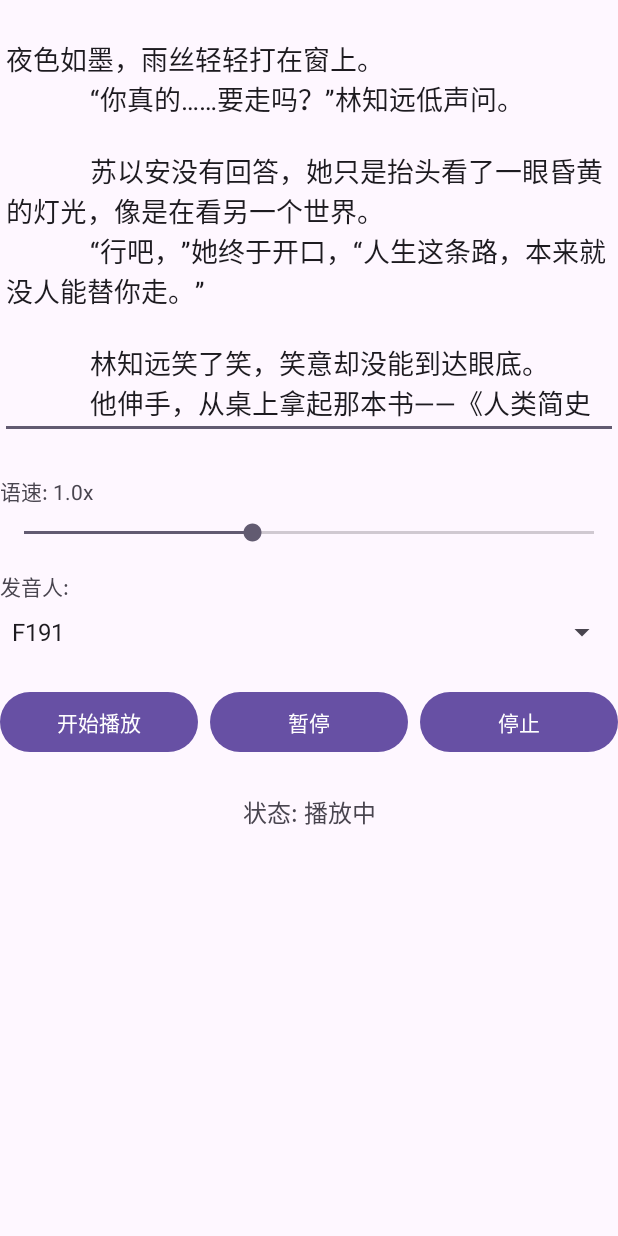
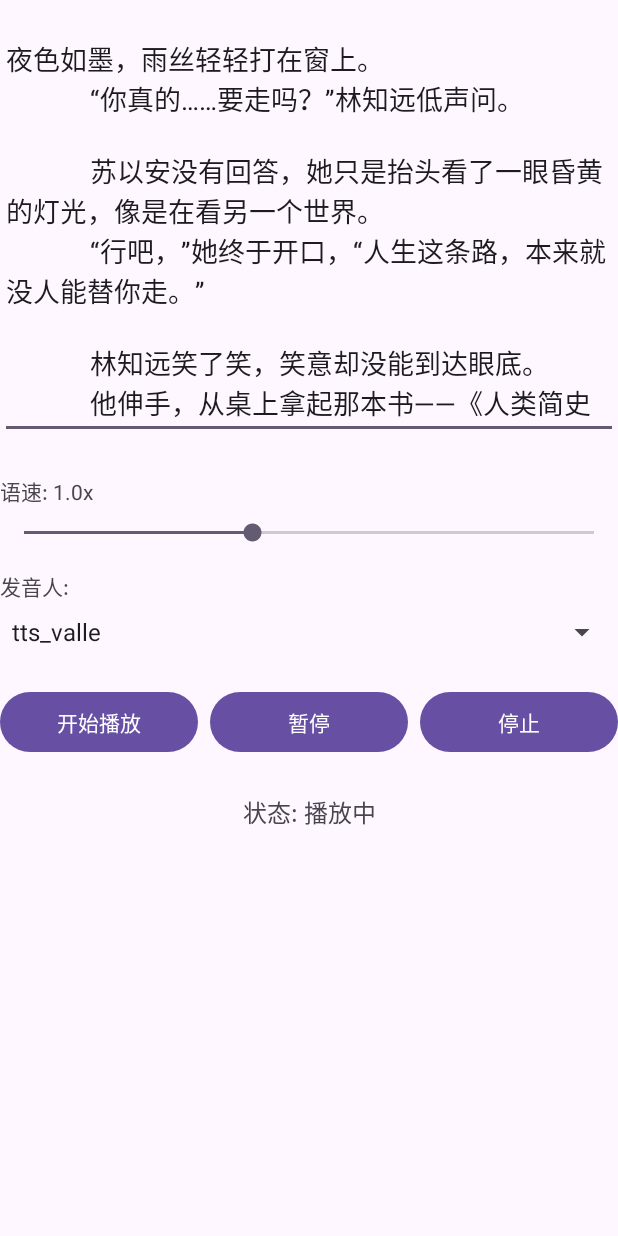
Before and after one commit to hurist/TTSDemo, an Android app: the screen it shows after launch (MainActivity), after a tap on "开始播放", on a phone screen of 412 x 824 dp. Run offline under Robolectric (Android 15) with nearby library versions, the phone set to English and light mode, and no system bars; 2 statements that could not run were skipped.

Commit message:
♻️ 重构：引入 `Speaker` 对象封装发音人模型，替代简单字符串
- 新增 `Speaker` 数据类，用于统一管理线上模型（`modelName`）和离线模型（`offlineModelName`），并包含性别信息。
- 修改 `TtsSynthesizer` 及其相关接口，将发音人参数从 `String` 类型重构为 `Speaker` 对象，使参数传递更清晰。
- 更新 `OnlineTtsApiImp`，现在从 `Speaker` 对象中获取 `modelName` 以请求在线合成。
- 调整 `MainActivity` 中的测试界面，使用 `Speaker` 列表作为发音人数据源，并更新相关调用逻辑。

```diff
--- a/app/src/main/java/com/hurist/ttsdemo/MainActivity.kt
+++ b/app/src/main/java/com/hurist/ttsdemo/MainActivity.kt
@@ -16,6 +16,7 @@ import androidx.appcompat.app.AppCompatActivity
 import androidx.core.view.ViewCompat
 import androidx.core.view.WindowInsetsCompat
 import androidx.lifecycle.lifecycleScope
+import com.qq.wx.offlinevoice.synthesizer.Speaker
 import com.qq.wx.offlinevoice.synthesizer.TtsCallback
 import com.qq.wx.offlinevoice.synthesizer.TtsPlaybackState
 import com.qq.wx.offlinevoice.synthesizer.TtsSynthesizer
@@ -51,6 +52,20 @@ class MainActivity : AppCompatActivity() {
     private lateinit var textViewStatus: TextView
     private lateinit var textViewSpeed: TextView
 
+
+    private val speakers = listOf(
+        Speaker(modelName = "tts_valle", isMale = true),
+        Speaker(modelName = "tts_valle_m468_19_0718", isMale = true),
+        Speaker(modelName = "tts_valle_caiyu515", isMale = false),
+        Speaker(modelName = "tts_valle_10373_f561_0619", isMale = false),
+        Speaker(modelName = "chensheng256_vitsb_cn", isMale = true),
+        Speaker(modelName = "zhaoyun256_vitsb_cn", isMale = false),
+        Speaker(modelName = "talkmale", isMale = true),
+        Speaker(modelName = "female3", isMale = false),
+        Speaker(modelName = "pdb", isMale = true),
+        Speaker(modelName = "male3", isMale = true)
+    )
+
     // 可用的发音人列表
     private val availableVoices = listOf(
         "F191",
@@ -63,7 +78,7 @@ class MainActivity : AppCompatActivity() {
         "maleen",
         "maleen_4"
     )
-    private var currentVoice = "F191"
+    private var currentVoice: Speaker = speakers[0]
 
     companion object {
         private const val TAG = "MainActivity"
@@ -276,7 +291,7 @@ class MainActivity : AppCompatActivity() {
         })
 
         // 设置发音人下拉框
-        val voiceAdapter = ArrayAdapter(this, android.R.layout.simple_spinner_item, availableVoices)
+        val voiceAdapter = ArrayAdapter(this, android.R.layout.simple_spinner_item, speakers.map { it.modelName })
         voiceAdapter.setDropDownViewResource(android.R.layout.simple_spinner_dropdown_item)
         spinnerVoice.adapter = voiceAdapter
         spinnerVoice.onItemSelectedListener = object : AdapterView.OnItemSelectedListener {
@@ -286,7 +301,7 @@ class MainActivity : AppCompatActivity() {
                 position: Int,
                 id: Long
             ) {
-                currentVoice = availableVoices[position]
+                currentVoice = speakers[position]
                 Log.d(TAG, "选择发音人: $currentVoice")
 
                 // 动态修改发音人
--- /dev/null
+++ b/app/src/main/java/com/qq/wx/offlinevoice/synthesizer/Speaker.kt
@@ -0,0 +1,9 @@
+package com.qq.wx.offlinevoice.synthesizer
+
+data class Speaker(
+    val modelName: String,
+    val isMale: Boolean
+) {
+    val offlineModelName: String
+        get() = if (isMale) "lsl" else "F191"
+}
--- a/app/src/main/java/com/qq/wx/offlinevoice/synthesizer/TtsSynthesizer.kt
+++ b/app/src/main/java/com/qq/wx/offlinevoice/synthesizer/TtsSynthesizer.kt
@@ -28,7 +28,7 @@ import kotlin.coroutines.coroutineContext
 
 class TtsSynthesizer(
     context: Context,
-    private val voiceName: String
+    private val speaker: Speaker
 ) {
     private sealed class SynthesisResult {
         object Success : SynthesisResult()
@@ -39,7 +39,7 @@ class TtsSynthesizer(
         data class Speak(val text: String) : Command()
         data class SetSpeed(val speed: Float) : Command()
         data class SetVolume(val volume: Float) : Command()
-        data class SetVoice(val voiceName: String) : Command()
+        data class SetVoice(val speaker: Speaker) : Command()
         data class SetCallback(val callback: TtsCallback?) : Command()
         object Pause : Command()
         object Resume : Command()
@@ -58,14 +58,13 @@ class TtsSynthesizer(
     private var synthesisSentenceIndex: Int = 0
     private var currentSpeed: Float = 1.0f
     private var currentVolume: Float = 1.0f
-    private var currentVoice: String = voiceName
+    private var currentSpeaker = speaker
     private var currentCallback: TtsCallback? = null
     private val strategyManager: SynthesisStrategyManager
     private val onlineApi: OnlineTtsApi
     private val mp3Decoder: Mp3Decoder
     private val _isPlaying = MutableStateFlow(false)
     val isPlaying: StateFlow<Boolean> = _isPlaying.asStateFlow()
-    private val voiceCode: String = voiceName
     private val voiceDataPath: String
     private val pcmBuffer: ShortBuffer = ShortBuffer.allocate(TtsConstants.PCM_BUFFER_SIZE)
     private val scope = CoroutineScope(Dispatchers.Default + Job())
@@ -114,7 +113,7 @@ class TtsSynthesizer(
     fun setCallback(callback: TtsCallback?) = sendCommand(Command.SetCallback(callback))
     fun setSpeed(speed: Float) = sendCommand(Command.SetSpeed(speed))
     fun setVolume(volume: Float) = sendCommand(Command.SetVolume(volume))
-    fun setVoice(voiceName: String) = sendCommand(Command.SetVoice(voiceName))
+    fun setVoice(speaker: Speaker) = sendCommand(Command.SetVoice(speaker))
     fun speak(text: String) = sendCommand(Command.Speak(text))
     fun pause() = sendCommand(Command.Pause)
     fun resume() = sendCommand(Command.Resume)
@@ -135,7 +134,7 @@ class TtsSynthesizer(
                 is Command.Speak -> handleSpeak(command.text)
                 is Command.SetSpeed -> handleSetSpeed(command.speed)
                 is Command.SetVolume -> handleSetVolume(command.volume)
-                is Command.SetVoice -> handleSetVoice(command.voiceName)
+                is Command.SetVoice -> handleSetSpeaker(command.speaker)
                 is Command.Pause -> handlePause()
                 is Command.Resume -> handleResume()
                 is Command.Stop -> handleStop()
@@ -175,7 +174,7 @@ class TtsSynthesizer(
     }
 
     private suspend fun handleSetSpeed(speed: Float) { val newSpeed = speed.coerceIn(0.5f, 3.0f); if (currentSpeed == newSpeed) return; currentSpeed = newSpeed; if (currentState == TtsPlaybackState.PLAYING) { softRestart() } }
-    private suspend fun handleSetVoice(voiceName: String) { if (currentVoice == voiceName) return; currentVoice = voiceName; if (currentState == TtsPlaybackState.PLAYING) { softRestart() } }
+    private suspend fun handleSetSpeaker(speaker: Speaker) { if (speaker == currentSpeaker) return; currentSpeaker = speaker; if (currentState == TtsPlaybackState.PLAYING) { softRestart() } }
     private fun handleSetVolume(volume: Float) { val newVolume = volume.coerceIn(0.0f, 1.0f); if (currentVolume == newVolume) return; currentVolume = newVolume; audioPlayer.setVolume(newVolume) }
 
     private fun handlePause() {
@@ -325,7 +324,7 @@ class TtsSynthesizer(
     private suspend fun performOnlineSynthesis(index: Int, sentence: String): SynthesisResult {
         try {
             Log.d(TAG, "正在合成[在线]句子 $index: \"$sentence\"")
-            val mp3Data = onlineApi.fetchTtsAudio(sentence, currentVoice)
+            val mp3Data = onlineApi.fetchTtsAudio(sentence, currentSpeaker)
             if (!coroutineContext.isActive) return SynthesisResult.Failure("协程被取消")
             if (mp3Data.isEmpty()) {
                 val reason = "在线API返回了空的音频数据"
@@ -422,9 +421,9 @@ class TtsSynthesizer(
 
     private fun prepareForSynthesis(text: String, speed: Float, volume: Float): Int {
         synchronized(this) {
-            if (currentVoice != currentVoiceCode) {
-                currentVoiceCode = currentVoice
-                nativeEngine?.setVoiceName(currentVoice)
+            if (currentSpeaker.offlineModelName != currentVoiceCode) {
+                currentVoiceCode = currentSpeaker.offlineModelName
+                nativeEngine?.setVoiceName(currentSpeaker.offlineModelName)
             }
             nativeEngine?.setSpeed(speed)
             nativeEngine?.setVolume(volume)
@@ -432,7 +431,7 @@ class TtsSynthesizer(
             for (attempt in 0 until TtsConstants.MAX_PREPARE_RETRIES) {
                 prepareResult = nativeEngine?.prepareUTF8(text.toByteArray()) ?: -1
                 if (prepareResult == 0) break
-                nativeEngine?.setVoiceName(currentVoice)
+                nativeEngine?.setVoiceName(currentSpeaker.offlineModelName)
             }
             return prepareResult
         }
--- a/app/src/main/java/com/qq/wx/offlinevoice/synthesizer/online/OnlineTtsApi.kt
+++ b/app/src/main/java/com/qq/wx/offlinevoice/synthesizer/online/OnlineTtsApi.kt
@@ -1,4 +1,6 @@
 package com.qq.wx.offlinevoice.synthesizer.online
+
+import com.qq.wx.offlinevoice.synthesizer.Speaker
 
 // 模拟的在线TTS API接口 (可以用Retrofit等实现)
 interface OnlineTtsApi {
@@ -6,5 +8,5 @@ interface OnlineTtsApi {
      * @return MP3 audio data as a ByteArray
      * @throws IOException for network errors
      */
-    suspend fun fetchTtsAudio(text: String, voice: String): ByteArray
+    suspend fun fetchTtsAudio(text: String, speaker: Speaker): ByteArray
 }
--- a/app/src/main/java/com/qq/wx/offlinevoice/synthesizer/online/OnlineTtsApiImp.kt
+++ b/app/src/main/java/com/qq/wx/offlinevoice/synthesizer/online/OnlineTtsApiImp.kt
@@ -1,6 +1,7 @@
 package com.qq.wx.offlinevoice.synthesizer.online
 
 import android.util.Log
+import com.qq.wx.offlinevoice.synthesizer.Speaker
 import kotlinx.coroutines.suspendCancellableCoroutine
 import okhttp3.MediaType.Companion.toMediaType
 import okhttp3.RequestBody.Companion.toRequestBody
@@ -14,13 +15,13 @@ object WxReaderApi : OnlineTtsApi {
 
     override suspend fun fetchTtsAudio(
         text: String,
-        voice: String
+        speaker: Speaker
     ) = suspendCancellableCoroutine<ByteArray> { ctx ->
 
         val json = JSONObject()
         json.put("key_prefix", "847310")
         json.put("chapter_id", 43)
-        json.put("model_name", "tts_valle")
+        json.put("model_name", speaker.modelName)
         json.put("style", 1)
         json.put("text_utf8", text)
         json.put("token", "AkZi+UMeBWOM9NFtwpsBtxsOENJ62jVbhzXgl3FPbSYUZhSKCCo5DzHMbrCrJhMS")
```
